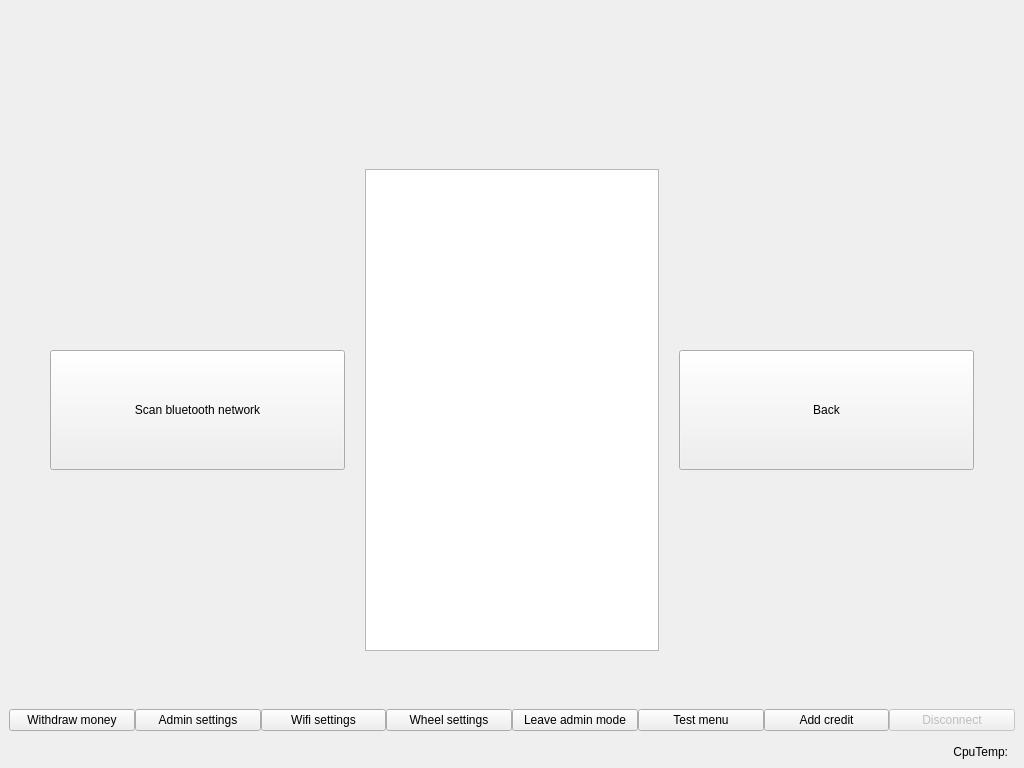
matus-u/sz-bluetooth, file blue-app/ui/MainWindow.ui: the form before one commit.
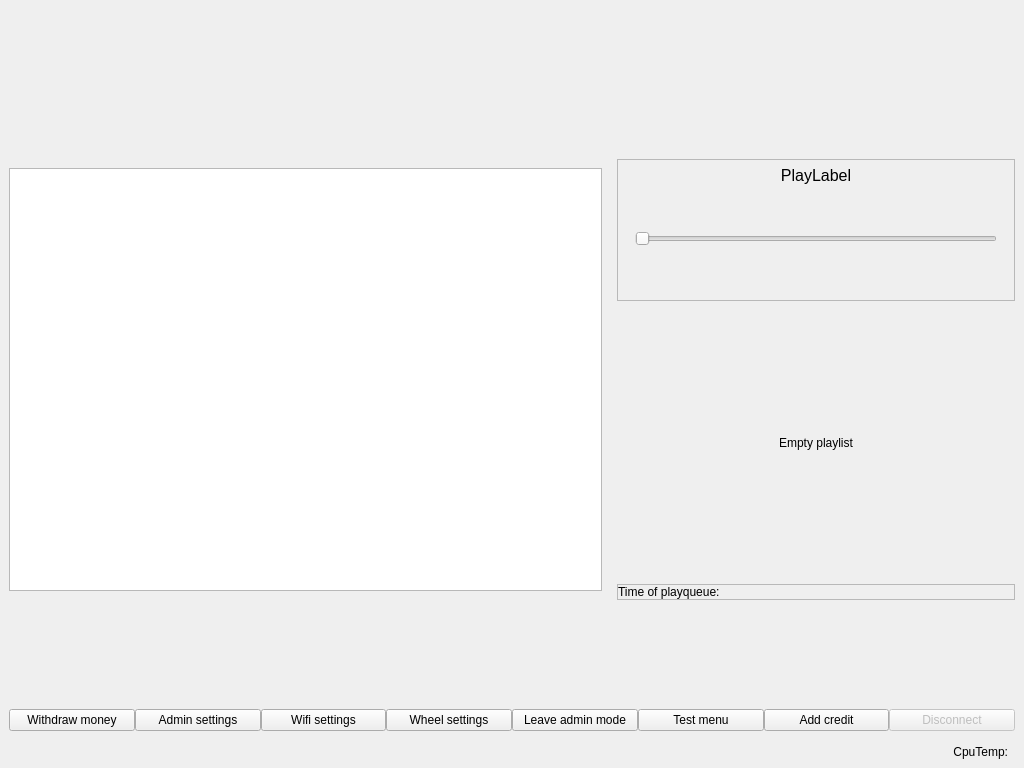
The form after the commit. The open tabs and pages were chosen to show the change. Icons and pictures are not drawn.

Commit message: rework of gui for bluetooth widget

```diff
--- a/blue-app/ui/MainWindow.ui
+++ b/blue-app/ui/MainWindow.ui
@@ -238,38 +238,16 @@
      </layout>
     </item>
     <item>
+     <layout class="QVBoxLayout" name="verticalLayout_18" stretch="8,1">
+      <item>
+       <layout class="QHBoxLayout" name="horizontalLayout_15" stretch="3,2">
+        <item>
      <widget class="QStackedWidget" name="stackedWidget">
-      <property name="sizePolicy">
-       <sizepolicy hsizetype="Expanding" vsizetype="Preferred">
-        <horstretch>0</horstretch>
-        <verstretch>0</verstretch>
-       </sizepolicy>
-      </property>
       <property name="currentIndex">
        <number>0</number>
       </property>
-      <widget class="QWidget" name="pageMain">
-       <layout class="QVBoxLayout" name="verticalLayout_12" stretch="8,1">
-        <property name="leftMargin">
-         <number>0</number>
-        </property>
-        <property name="rightMargin">
-         <number>0</number>
-        </property>
-        <item>
-         <layout class="QHBoxLayout" name="horizontalLayout_3" stretch="2,1">
-          <property name="leftMargin">
-           <number>25</number>
-          </property>
-          <property name="topMargin">
-           <number>15</number>
-          </property>
-          <property name="rightMargin">
-           <number>25</number>
-          </property>
-          <property name="bottomMargin">
-           <number>15</number>
-          </property>
+          <widget class="QWidget" name="stackedWidgetPage0">
+           <layout class="QVBoxLayout" name="verticalLayout_19">
           <item>
            <widget class="QTableWidget" name="songsWidget">
             <property name="styleSheet">
@@ -332,11 +310,26 @@
             <column/>
            </widget>
           </item>
+           </layout>
+          </widget>
+          <widget class="QWidget" name="stackedWidgetPage1"/>
+          <widget class="QWidget" name="stackedWidgetPage2">
+           <layout class="QVBoxLayout" name="verticalLayout_5">
+            <item>
+             <widget class="QTableWidget" name="devicesWidget"/>
+            </item>
+           </layout>
+          </widget>
+         </widget>
+        </item>
           <item>
            <layout class="QVBoxLayout" name="verticalLayout_14">
             <property name="spacing">
              <number>6</number>
             </property>
+          <property name="rightMargin">
+           <number>9</number>
+          </property>
             <item>
              <widget class="QWidget" name="playQueueContainer" native="true">
               <property name="sizePolicy">
@@ -710,145 +703,6 @@
          </layout>
         </item>
        </layout>
-      </widget>
-      <widget class="QWidget" name="pageBluetooth">
-       <layout class="QVBoxLayout" name="verticalLayout_5" stretch="1">
-        <property name="spacing">
-         <number>2</number>
-        </property>
-        <property name="leftMargin">
-         <number>50</number>
-        </property>
-        <property name="topMargin">
-         <number>10</number>
-        </property>
-        <property name="rightMargin">
-         <number>50</number>
-        </property>
-        <property name="bottomMargin">
-         <number>10</number>
-        </property>
-        <item>
-         <layout class="QHBoxLayout" name="horizontalLayout_4" stretch="0,0,0">
-          <property name="spacing">
-           <number>20</number>
-          </property>
-          <item>
-           <widget class="QPushButton" name="scanButton">
-            <property name="sizePolicy">
-             <sizepolicy hsizetype="MinimumExpanding" vsizetype="Fixed">
-              <horstretch>0</horstretch>
-              <verstretch>0</verstretch>
-             </sizepolicy>
-            </property>
-            <property name="minimumSize">
-             <size>
-              <width>0</width>
-              <height>120</height>
-             </size>
-            </property>
-            <property name="maximumSize">
-             <size>
-              <width>16777215</width>
-              <height>16777215</height>
-             </size>
-            </property>
-            <property name="styleSheet">
-             <string notr="true"/>
-            </property>
-            <property name="text">
-             <string>Scan bluetooth network</string>
-            </property>
-            <property name="icon">
-             <iconset resource="../resources/Resources.qrc">
-              <normaloff>:/images/search1_fialova.png</normaloff>:/images/search1_fialova.png</iconset>
-            </property>
-            <property name="iconSize">
-             <size>
-              <width>32</width>
-              <height>32</height>
-             </size>
-            </property>
-           </widget>
-          </item>
-          <item>
-           <widget class="QTableWidget" name="devicesWidget">
-            <property name="styleSheet">
-             <string notr="true"/>
-            </property>
-            <property name="selectionMode">
-             <enum>QAbstractItemView::SingleSelection</enum>
-            </property>
-            <property name="selectionBehavior">
-             <enum>QAbstractItemView::SelectRows</enum>
-            </property>
-            <property name="showGrid">
-             <bool>false</bool>
-            </property>
-            <property name="columnCount">
-             <number>1</number>
-            </property>
-            <attribute name="horizontalHeaderVisible">
-             <bool>false</bool>
-            </attribute>
-            <attribute name="horizontalHeaderDefaultSectionSize">
-             <number>200</number>
-            </attribute>
-            <attribute name="horizontalHeaderStretchLastSection">
-             <bool>true</bool>
-            </attribute>
-            <attribute name="verticalHeaderVisible">
-             <bool>false</bool>
-            </attribute>
-            <attribute name="verticalHeaderMinimumSectionSize">
-             <number>35</number>
-            </attribute>
-            <column/>
-           </widget>
-          </item>
-          <item>
-           <widget class="QPushButton" name="backFromBlueButton">
-            <property name="sizePolicy">
-             <sizepolicy hsizetype="MinimumExpanding" vsizetype="Fixed">
-              <horstretch>0</horstretch>
-              <verstretch>0</verstretch>
-             </sizepolicy>
-            </property>
-            <property name="minimumSize">
-             <size>
-              <width>0</width>
-              <height>120</height>
-             </size>
-            </property>
-            <property name="maximumSize">
-             <size>
-              <width>16777215</width>
-              <height>16777215</height>
-             </size>
-            </property>
-            <property name="styleSheet">
-             <string notr="true"/>
-            </property>
-            <property name="text">
-             <string>Back</string>
-            </property>
-            <property name="icon">
-             <iconset resource="../resources/Resources.qrc">
-              <normaloff>:/images/back3_fialova.png</normaloff>:/images/back3_fialova.png</iconset>
-            </property>
-            <property name="iconSize">
-             <size>
-              <width>32</width>
-              <height>32</height>
-             </size>
-            </property>
-           </widget>
-          </item>
-         </layout>
-        </item>
-       </layout>
-      </widget>
-     </widget>
     </item>
     <item>
      <layout class="QVBoxLayout" name="verticalLayout_2">
```
Left out of the diff: 4 changed lines with no effect on the pictures. Lines whose indentation alone changed are shown as unchanged. The commit also changes 3 other files.
